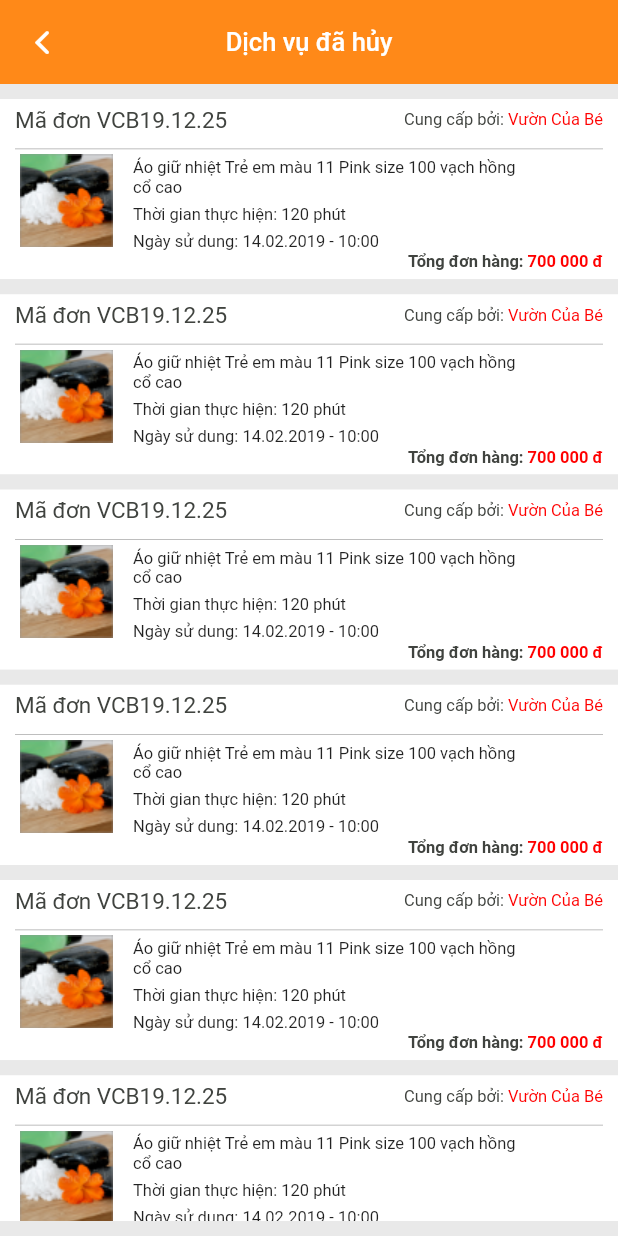
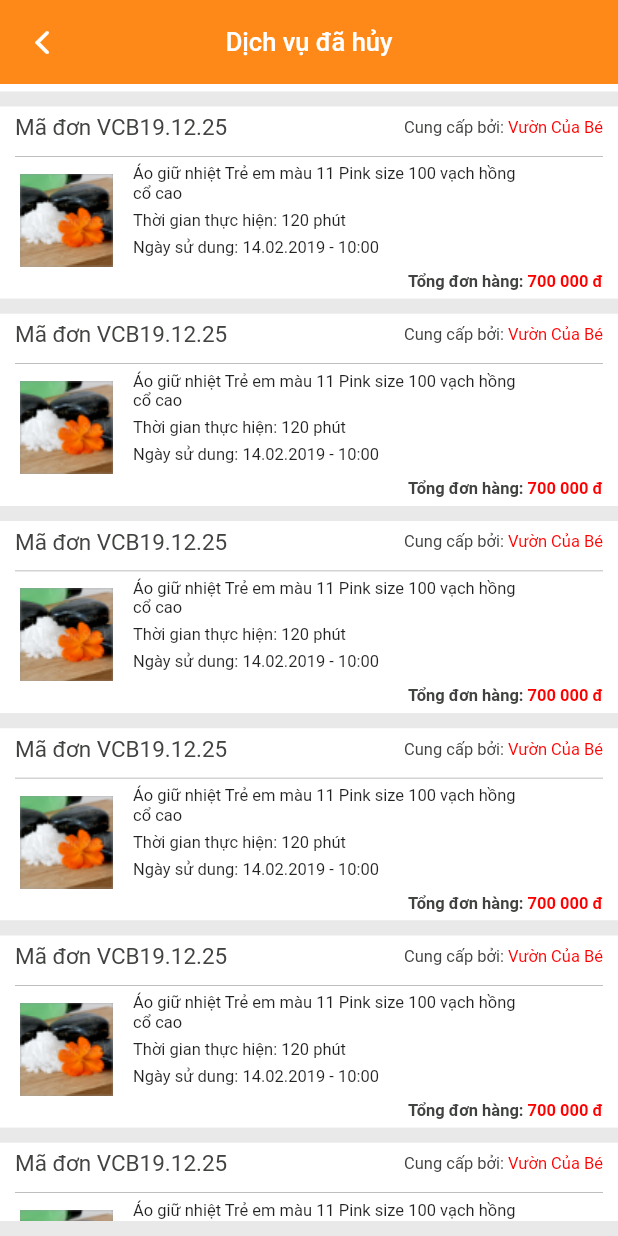
Before and after one commit to NhaPCS/baby_garden, a Flutter app: the ServiceListScreen screen opened directly, on a phone screen of 412 x 824 dp. Run offline on Flutter 3.47's test engine with Material 2 defaults, Android fonts, the phone set to English and light mode, and no system bars; our stand-ins replace auto_size_text, cached_network_image, carousel_slider, dots_indicator, flutter_svg, font_awesome_flutter and 2 more; accounts and stored records are empty.

Commit message:
fix bug notify

```diff
--- a/lib/main.dart
+++ b/lib/main.dart
@@ -54,7 +54,7 @@ class MyApp extends StatelessWidget {
             bodyText1: TextStyle(
                 color: ColorUtil.textColor, fontSize: SizeUtil.textSizeDefault),
           )),
-      home: BookingRateScreen(),
+      home: ServiceListScreen(),
     );
   }
 }
--- a/lib/screen/service_and_order_list/service_list_screen.dart
+++ b/lib/screen/service_and_order_list/service_list_screen.dart
@@ -36,6 +36,10 @@ class _ServiceListScreenState extends BaseState<ServiceListScreen> {
       body: SafeArea(
           child: Column(
             children: <Widget>[
+              Container(
+                height: SizeUtil.tinySpace,
+                color: Colors.white,
+              ),
               Expanded(
                 child: Container(
                   padding: EdgeInsets.only(bottom: SizeUtil.smallSpace),
--- a/lib/widget/service_item.dart
+++ b/lib/widget/service_item.dart
@@ -73,9 +73,13 @@ class ServiceItem extends StatelessWidget {
                 color: ColorUtil.gray,
               ),
               Row(
+                crossAxisAlignment: CrossAxisAlignment.start,
                 children: <Widget>[
-                  Image.asset("photo/rate_item_img.png",
-                      width: MediaQuery.of(context).size.width / 6),
+                  Padding(
+                    padding: const EdgeInsets.only(top: SizeUtil.midSmallSpace),
+                    child: Image.asset("photo/rate_item_img.png",
+                        width: MediaQuery.of(context).size.width / 6),
+                  ),
                   Expanded(
                     child: Container(
                       padding: EdgeInsets.only(left: SizeUtil.smallSpace),
```
